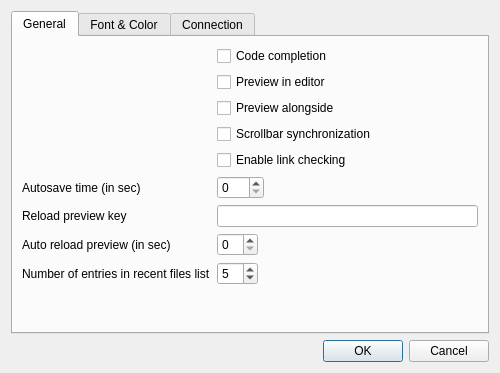
This is application/src/CSettingsDialog.ui in inyokaproject/inyokaedit as Qt 5 draws it before an edit. The edited form follows.
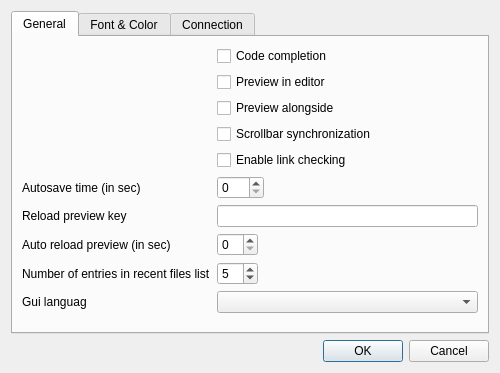
This is the edited form. Icons and pictures are not drawn.

Commit message: Set GUI language in settings dialog.

Patch:
```diff
--- a/application/src/CSettingsDialog.ui
+++ b/application/src/CSettingsDialog.ui
@@ -124,6 +124,23 @@
          </property>
         </widget>
        </item>
+       <item row="9" column="0">
+        <widget class="QLabel" name="GuiLangLabel">
+         <property name="text">
+          <string>Gui languag</string>
+         </property>
+        </widget>
+       </item>
+       <item row="9" column="1">
+        <widget class="QComboBox" name="GuiLangCombo">
+         <property name="sizePolicy">
+          <sizepolicy hsizetype="Expanding" vsizetype="Fixed">
+           <horstretch>0</horstretch>
+           <verstretch>0</verstretch>
+          </sizepolicy>
+         </property>
+        </widget>
+       </item>
       </layout>
      </widget>
      <widget class="QWidget" name="fontTab">
```
The commit also changes 4 other files.
